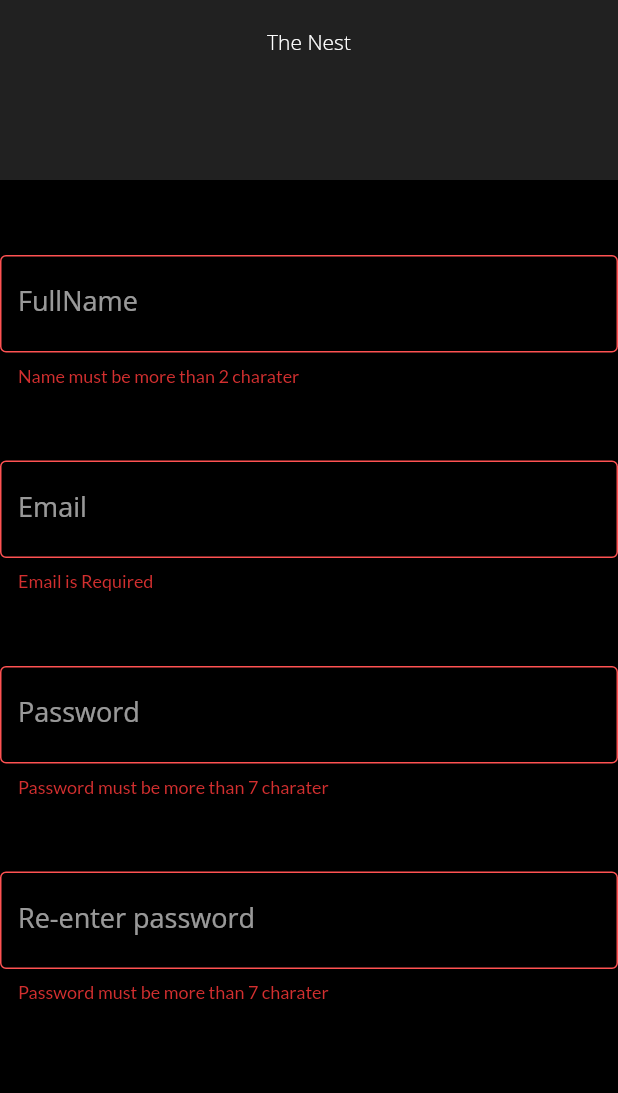
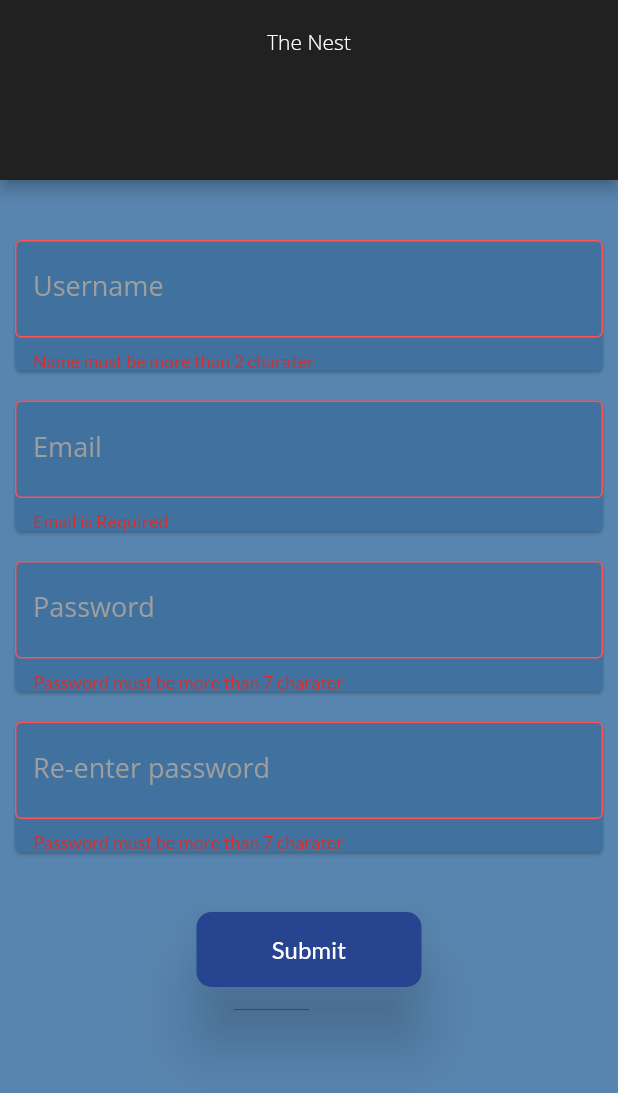
Before and after one commit to Lordswift86/homeRentalApp, a Flutter app: the screen it shows after launch, on a phone screen of 412 x 824 dp. Shown: the top 1093 px of the screen. Run offline on Flutter 3.47's test engine with Material 2 defaults, Android fonts, the phone set to English and light mode, and no system bars; our stand-ins replace intl_phone_field.

Commit message:
my widget

```diff
--- a/lib/main.dart
+++ b/lib/main.dart
@@ -31,7 +31,7 @@ class MyApp extends StatelessWidget {
                 color: Colors.black, fontSize: 24, fontWeight: FontWeight.w300),
             // headline5: TextStyle(color: Colors.white, fontSize: 14),,
             subtitle1: TextStyle(
-              color: Colors.blue,
+              color: Colors.white,
               fontSize: 18,
               fontFamily: 'OpenSans',
             ),
--- a/lib/signUp.dart
+++ b/lib/signUp.dart
@@ -1,6 +1,7 @@
 import 'package:flutter/material.dart';
 import 'package:home_rental/widgets.dart/appBar.dart';
 import 'package:home_rental/widgets.dart/MyTextField.dart';
+import 'package:home_rental/widgets.dart/button.dart';
 import 'package:home_rental/widgets.dart/validator.dart';
 
 class SignUp extends StatefulWidget {
@@ -29,7 +30,7 @@ class _SignUpState extends State<SignUp> {
       // child: StreamProvider<User>.value(
       //   value: AuthService().user,
       child: Scaffold(
-        backgroundColor: Colors.black,
+        backgroundColor: Color.fromRGBO(88, 133, 175, 100),
         appBar: PreferredSize(
           preferredSize: Size.fromHeight(appBarHeight),
           child: MyAppBar(Text('The Nest')),
@@ -40,11 +41,18 @@ class _SignUpState extends State<SignUp> {
             child: Column(
               crossAxisAlignment: CrossAxisAlignment.center,
               children: [
-                SizedBox(height: 50),
+                SizedBox(height: 40),
                 Container(
+                  // child: Card(
+                  //   margin: EdgeInsets.symmetric(horizontal: 10),
+                  //   color: Color.fromRGBO(46, 139, 192, 100),
+                  //   elevation: 5,
+                  child: Card(
+                    margin: EdgeInsets.symmetric(horizontal: 10),
+                    color: Color.fromRGBO(65, 114, 159, 100),
                     child: MyTextField(
                         myHintText: 'Izulife Emmie',
-                      myLabelText: 'FullName',
+                        myLabelText: 'Username',
                         myValidators: validator.validateName,
                         myKeyboardType: TextInputType.name,
                         myObscureText: false,
@@ -52,8 +60,16 @@ class _SignUpState extends State<SignUp> {
                           fullName = value;
                         }),
                   ),
-                SizedBox(height: 50),
+                ),
+                SizedBox(height: 20),
                 Container(
+                  // child: Card(
+                  //   margin: EdgeInsets.symmetric(horizontal: 10),
+                  //   color: Color.fromRGBO(46, 139, 192, 100),
+                  //   elevation: 5,
+                  child: Card(
+                    margin: EdgeInsets.symmetric(horizontal: 10),
+                    color: Color.fromRGBO(65, 114, 159, 100),
                     child: MyTextField(
                         myHintText: 'example@gmail.com',
                         myLabelText: 'Email',
@@ -64,8 +80,16 @@ class _SignUpState extends State<SignUp> {
                           email = value;
                         }),
                   ),
-                SizedBox(height: 50),
+                ),
+                SizedBox(height: 20),
                 Container(
+                  // child: Card(
+                  //   margin: EdgeInsets.symmetric(horizontal: 10),
+                  //   color: Color.fromRGBO(46, 139, 192, 100),
+                  //   elevation: 5,
+                  child: Card(
+                    margin: EdgeInsets.symmetric(horizontal: 10),
+                    color: Color.fromRGBO(65, 114, 159, 100),
                     child: MyTextField(
                         myHintText: 'please enter your password',
                         myLabelText: 'Password',
@@ -76,8 +100,16 @@ class _SignUpState extends State<SignUp> {
                           password = value;
                         }),
                   ),
-                SizedBox(height: 50),
+                ),
+                SizedBox(height: 20),
                 Container(
+                  // child: Card(
+                  //   margin: EdgeInsets.symmetric(horizontal: 10),
+                  //   color: Color.fromRGBO(46, 139, 192, 100),
+                  //   elevation: 5,
+                  child: Card(
+                    margin: EdgeInsets.symmetric(horizontal: 10),
+                    color: Color.fromRGBO(65, 114, 159, 100),
                     child: MyTextField(
                         myHintText: 'Re-enter password',
                         myLabelText: 'Re-enter password',
@@ -85,9 +117,14 @@ class _SignUpState extends State<SignUp> {
                         myKeyboardType: TextInputType.emailAddress,
                         myObscureText: true,
                         myOnSaved: (value) {
-                        if (value == password);
+                          if (value == password) ;
                         }),
                   ),
+                ),
+                SizedBox(
+                  height: 40,
+                ),
+                Buttons1("Submit", () {}, Color.fromRGBO(39, 68, 144, 100))
               ],
             ),
           ),
--- a/lib/widgets.dart/MyTextField.dart
+++ b/lib/widgets.dart/MyTextField.dart
@@ -13,7 +13,8 @@ class MyTextField extends StatelessWidget {
   String myInitialCountryCode;
   TextEditingController myTextController;
 
-  MyTextField({this.myKeyboardType,
+  MyTextField(
+      {this.myKeyboardType,
       @required this.myLabelText,
       @required this.myHintText,
       @required this.myValidators,
@@ -31,7 +32,7 @@ class MyTextField extends StatelessWidget {
       keyboardAppearance: Brightness.dark,
       decoration: InputDecoration(
         labelText: myLabelText,
-        // labelStyle: TextStyle(color: Colors.blueAccent),
+        labelStyle: TextStyle(color: Colors.grey),
         hintText: myHintText,
         // hintStyle: TextStyle(color: Colors.grey),
         errorBorder: OutlineInputBorder(
--- /dev/null
+++ b/lib/widgets.dart/button.dart
@@ -0,0 +1,33 @@
+import 'package:flutter/material.dart';
+
+class Buttons1 extends StatelessWidget {
+  var buttonPressed;
+  String buttonLabel;
+  Color myColor;
+  Buttons1(this.buttonLabel, this.buttonPressed, this.myColor);
+  @override
+  Widget build(BuildContext context) {
+    return Container(
+      child: ButtonTheme(
+        shape: RoundedRectangleBorder(
+          borderRadius: BorderRadius.circular(10.0),
+        ),
+        minWidth: 150,
+        height: 50,
+        child: RaisedButton(
+          elevation: 20,
+          color: myColor,
+          onPressed: buttonPressed,
+          child: Text(
+            buttonLabel,
+            style: TextStyle(
+              color: Colors.white,
+              fontWeight: FontWeight.w500,
+              fontSize: 16,
+            ),
+          ),
+        ),
+      ),
+    );
+  }
+}
```
Also changed, not shown: lib/widgets.dart/myWidget.dart (added), 4 other files. Lines whose indentation alone changed are shown as unchanged.
